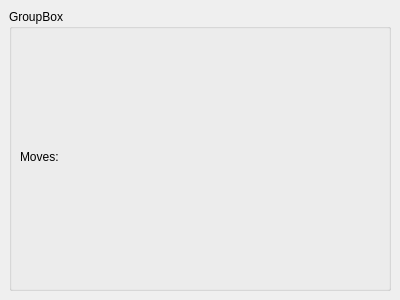
First picture: the form in simulations/crystalform.ui, repository KDE/kalzium, before the edit.
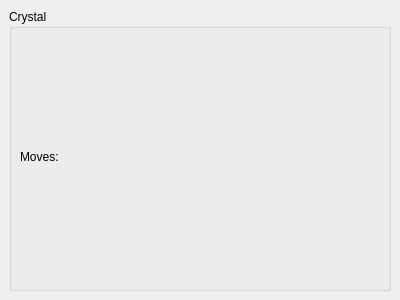
Second picture: the form after the edit.

Commit message: Add one more ui-file for the stats

What changed in the file:
```diff
--- a/simulations/crystalform.ui
+++ b/simulations/crystalform.ui
@@ -25,7 +25,7 @@
     </rect>
    </property>
    <property name="title" >
-    <string>GroupBox</string>
+    <string>Crystal</string>
    </property>
    <widget class="QLabel" name="label" >
     <property name="geometry" >
```
The commit also changes 4 other files.
